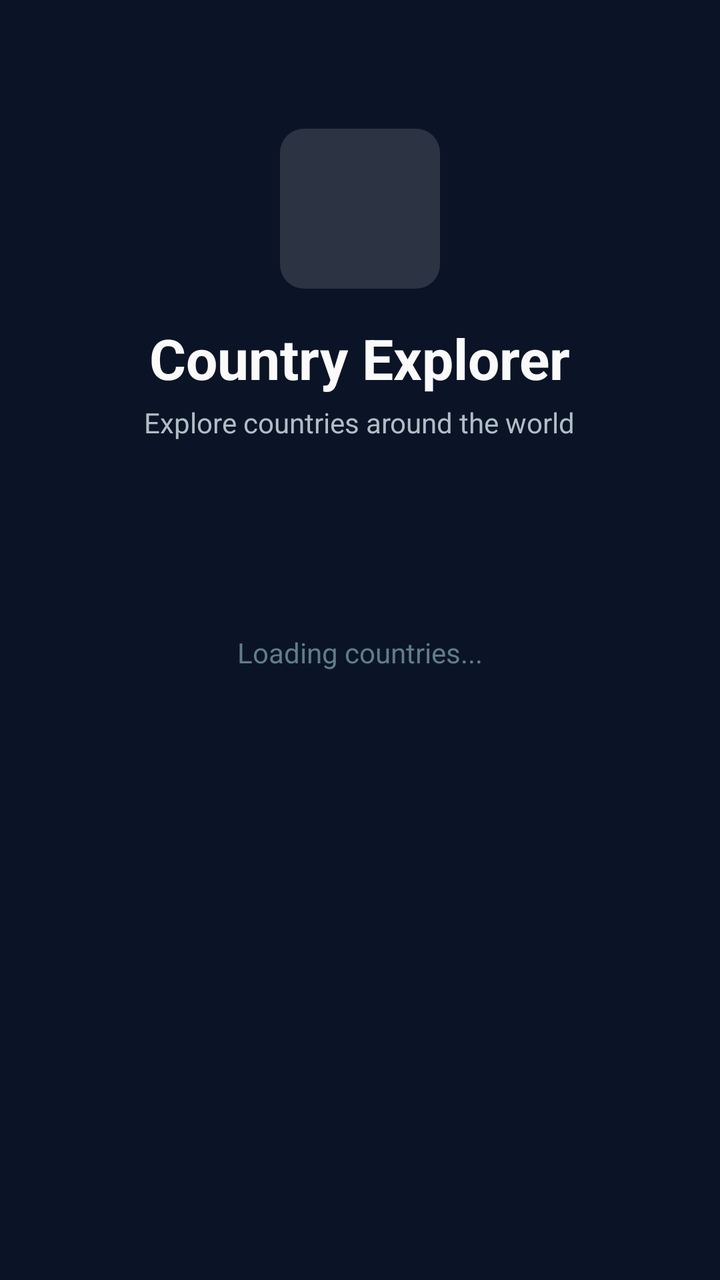
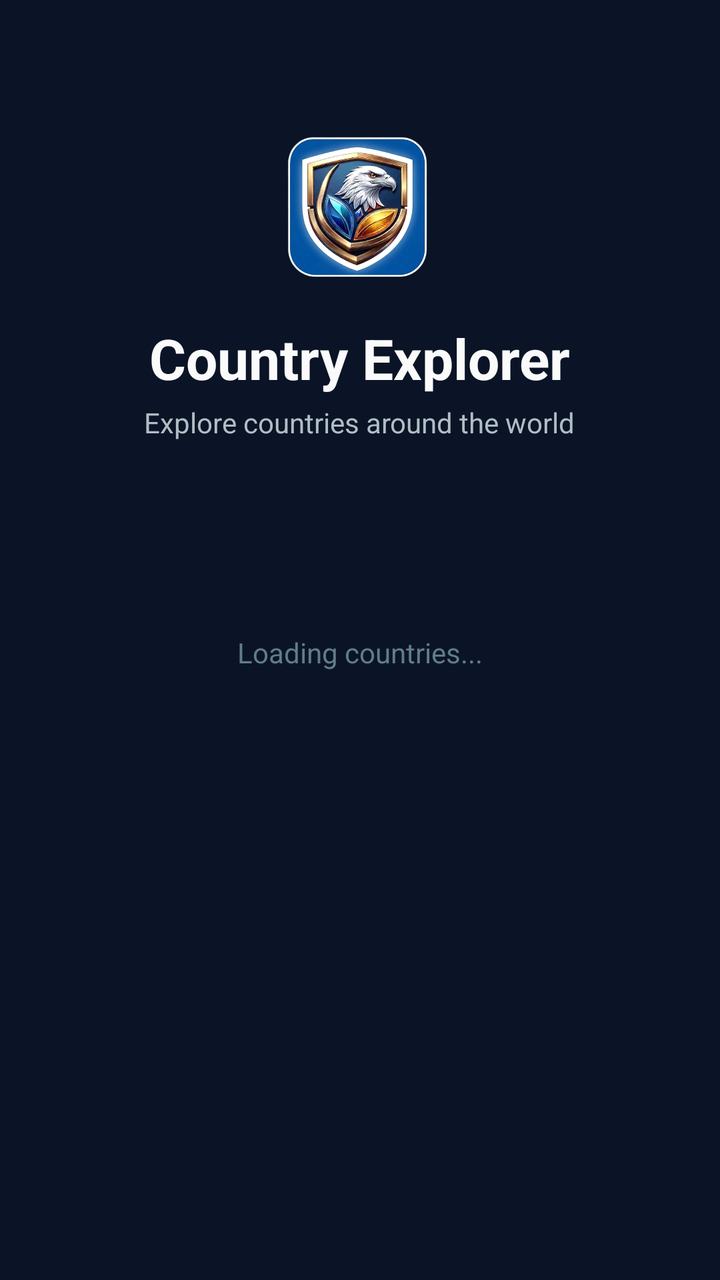

Two renders of the same Android screen: before a commit and after it. Below are the layout's source before the change and the commit's diff.
<!-- AndroidManifest.xml: application theme Theme.Countries -->
<!-- res/layout/activity_main.xml -->
<?xml version="1.0" encoding="utf-8"?>
<ScrollView xmlns:android="http://schemas.android.com/apk/res/android"
    xmlns:app="http://schemas.android.com/apk/res-auto"
    xmlns:tools="http://schemas.android.com/tools"
    android:id="@+id/main"
    android:layout_width="match_parent"
    android:layout_height="match_parent"
    android:background="@color/primary_dark_navy"
    android:fillViewport="true"
    android:overScrollMode="never"
    tools:context=".MainActivity">

    <LinearLayout
        android:layout_width="match_parent"
        android:layout_height="wrap_content"
        android:orientation="vertical"
        android:paddingHorizontal="16dp">

        
        <LinearLayout
            android:id="@+id/loadingContainer"
            android:layout_width="match_parent"
            android:layout_height="wrap_content"
            android:gravity="center"
            android:minHeight="400dp"
            android:orientation="vertical"
            android:visibility="visible">

            <ImageView
                android:id="@+id/appLogo"
                android:layout_width="80dp"
                android:layout_height="80dp"
                android:layout_marginBottom="16dp"
                android:contentDescription="@string/app_name"
                android:src="@drawable/bg_placeholder_flag" />

            <TextView
                android:id="@+id/appTitle"
                android:layout_width="wrap_content"
                android:layout_height="wrap_content"
                android:layout_marginBottom="4dp"
                android:text="@string/app_name"
                android:textColor="@color/text_white"
                android:textSize="28sp"
                android:textStyle="bold" />

            <TextView
                android:id="@+id/appSubtitle"
                android:layout_width="wrap_content"
                android:layout_height="wrap_content"
                android:layout_marginBottom="32dp"
                android:text="Explore countries around the world"
                android:textColor="@color/text_light_gray"
                android:textSize="14sp" />

            <ProgressBar
                android:id="@+id/progressBar"
                android:layout_width="48dp"
                android:layout_height="48dp"
                android:indeterminateTint="@color/accent_red" />

            <TextView
                android:id="@+id/loadingText"
                android:layout_width="wrap_content"
                android:layout_height="wrap_content"
                android:layout_marginTop="16dp"
                android:text="Loading countries..."
                android:textColor="@color/text_muted"
                android:textSize="14sp" />
        </LinearLayout>

        
        <LinearLayout
            android:id="@+id/errorContainer"
            android:layout_width="match_parent"
            android:layout_height="wrap_content"
            android:gravity="center"
            android:minHeight="400dp"
            android:orientation="vertical"
            android:visibility="gone">

            <ImageView
                android:id="@+id/errorIcon"
                android:layout_width="72dp"
                android:layout_height="72dp"
                android:layout_marginBottom="16dp"
                android:contentDescription="Error"
                android:src="@drawable/ic_error" />

            <TextView
                android:id="@+id/errorText"
                android:layout_width="wrap_content"
                android:layout_height="wrap_content"
                android:layout_marginBottom="24dp"
                android:gravity="center"
                android:text="Something went wrong"
                android:textColor="@color/text_light_gray"
                android:textSize="16sp" />

            <Button
                android:id="@+id/retryButton"
                android:layout_width="wrap_content"
                android:layout_height="48dp"
                android:background="@drawable/bg_retry_button"
                android:paddingHorizontal="32dp"
                android:text="Retry"
                android:textColor="@color/white"
                android:textSize="15sp"
                android:textStyle="bold" />
        </LinearLayout>

        
        <LinearLayout
            android:id="@+id/appHeader"
            android:layout_width="match_parent"
            android:layout_height="wrap_content"
            android:orientation="horizontal"
            android:gravity="center_vertical"
            android:layout_marginTop="16dp"
            android:layout_marginBottom="12dp"
            android:visibility="gone"
            android:paddingTop="8dp">

            <ImageView
                android:layout_width="36dp"
                android:layout_height="36dp"
                android:layout_marginEnd="10dp"
                android:contentDescription="@string/app_name"
                android:src="@drawable/bg_placeholder_flag" />

            <TextView
                android:layout_width="0dp"
                android:layout_height="wrap_content"
                android:layout_weight="1"
                android:text="@string/app_name"
                android:textColor="@color/text_white"
                android:textSize="20sp"
                android:textStyle="bold" />

            <ImageView
                android:id="@+id/refreshButton"
                android:layout_width="40dp"
                android:layout_height="40dp"
                android:layout_marginStart="8dp"
                android:background="?attr/selectableItemBackgroundBorderless"
                android:contentDescription="Refresh"
                android:padding="8dp"
                android:src="@drawable/ic_refresh"
                android:visibility="gone" />
        </LinearLayout>

        
        <LinearLayout
            android:id="@+id/searchContainer"
            android:layout_width="match_parent"
            android:layout_height="wrap_content"
            android:layout_marginBottom="8dp"
            android:orientation="horizontal"
            android:gravity="center_vertical"
            android:visibility="gone">

            <LinearLayout
                android:layout_width="0dp"
                android:layout_height="48dp"
                android:layout_weight="1"
                android:background="@drawable/bg_search"
                android:gravity="center_vertical"
                android:orientation="horizontal"
                android:paddingHorizontal="12dp">

                <ImageView
                    android:layout_width="20dp"
                    android:layout_height="20dp"
                    android:layout_marginEnd="8dp"
                    android:contentDescription="Search"
                    android:src="@drawable/ic_search" />

                <EditText
                    android:id="@+id/searchEditText"
                    android:layout_width="0dp"
                    android:layout_height="match_parent"
                    android:layout_weight="1"
                    android:background="@android:color/transparent"
                    android:hint="Search countries..."
                    android:imeOptions="actionSearch"
                    android:inputType="text"
                    android:maxLines="1"
                    android:textColor="@color/text_white"
                    android:textColorHint="@color/text_muted"
                    android:textSize="15sp" />

                <ImageView
                    android:id="@+id/clearSearchButton"
                    android:layout_width="24dp"
                    android:layout_height="24dp"
                    android:layout_marginStart="4dp"
                    android:background="?attr/selectableItemBackgroundBorderless"
                    android:contentDescription="Clear search"
                    android:padding="2dp"
                    android:src="@drawable/ic_close"
                    android:visibility="gone" />
            </LinearLayout>
        </LinearLayout>

        
        <TextView
            android:id="@+id/countryCountText"
            android:layout_width="wrap_content"
            android:layout_height="wrap_content"
            android:layout_marginBottom="8dp"
            android:layout_marginTop="4dp"
            android:textColor="@color/text_muted"
            android:textSize="12sp"
            android:visibility="gone" />

        
        <androidx.recyclerview.widget.RecyclerView
            android:id="@+id/recyclerView"
            android:layout_width="match_parent"
            android:layout_height="wrap_content"
            android:clipToPadding="false"
            android:nestedScrollingEnabled="false"
            android:overScrollMode="never"
            android:paddingBottom="24dp"
            android:visibility="gone" />

    </LinearLayout>
</ScrollView>
<!-- resources referenced by this layout -->
<resources>
  <color name="accent_red">#FFE63946</color>
  <color name="primary_dark_navy">#FF0B1426</color>
  <color name="text_light_gray">#FFB0BEC5</color>
  <color name="text_muted">#FF607D8B</color>
  <color name="text_white">#FFFAFAFA</color>
  <color name="white">#FFFFFFFF</color>
  <!-- drawable bg_placeholder_flag (drawable) -->
  <shape xmlns:android="http://schemas.android.com/apk/res/android"
      android:shape="rectangle">
      <solid android:color="#22FFFFFF" />
      <corners android:radius="12dp" />
  </shape>
  <!-- drawable bg_retry_button (drawable) -->
  <shape xmlns:android="http://schemas.android.com/apk/res/android"
      android:shape="rectangle">
      <solid android:color="@color/accent_red" />
      <corners android:radius="24dp" />
  </shape>
  <!-- drawable bg_search (drawable) -->
  <shape xmlns:android="http://schemas.android.com/apk/res/android"
      android:shape="rectangle">
      <solid android:color="@color/search_background" />
      <corners android:radius="28dp" />
  </shape>
  <!-- drawable ic_close (drawable) -->
  <vector xmlns:android="http://schemas.android.com/apk/res/android"
      android:width="24dp"
      android:height="24dp"
      android:viewportWidth="24"
      android:viewportHeight="24"
      android:tint="@color/text_light_gray">
      <path
          android:fillColor="#FFFFFFFF"
          android:pathData="M19,6.41L17.59,5 12,10.59 6.41,5 5,6.41 10.59,12 5,17.59 6.41,19 12,13.41 17.59,19 19,17.59 13.41,12z" />
  </vector>
  <!-- drawable ic_error (drawable) -->
  <vector xmlns:android="http://schemas.android.com/apk/res/android"
      android:width="24dp"
      android:height="24dp"
      android:viewportWidth="24"
      android:viewportHeight="24"
      android:tint="@color/text_muted">
      <path
          android:fillColor="#FF607D8B"
          android:pathData="M12,2C6.48,2 2,6.48 2,12s4.48,10 10,10 10,-4.48 10,-10S17.52,2 12,2zM13,17h-2v-2h2v2zM13,13h-2V7h2v6z" />
  </vector>
  <!-- drawable ic_refresh (drawable) -->
  <vector xmlns:android="http://schemas.android.com/apk/res/android"
      android:width="24dp"
      android:height="24dp"
      android:viewportWidth="24"
      android:viewportHeight="24"
      android:tint="@color/text_light_gray">
      <path
          android:fillColor="#FFFFFFFF"
          android:pathData="M17.65,6.35C16.2,4.9 14.21,4 12,4c-4.42,0 -7.99,3.58 -7.99,8s3.57,8 7.99,8c3.73,0 6.84,-2.55 7.73,-6h-2.08c-0.82,2.33 -3.04,4 -5.65,4 -3.31,0 -6,-2.69 -6,-6s2.69,-6 6,-6c1.66,0 3.14,0.69 4.22,1.78L13,11h7V4l-2.35,2.35z" />
  </vector>
  <!-- drawable ic_search (drawable) -->
  <vector xmlns:android="http://schemas.android.com/apk/res/android"
      android:width="24dp"
      android:height="24dp"
      android:viewportWidth="24"
      android:viewportHeight="24"
      android:tint="@color/text_light_gray">
      <path
          android:fillColor="#FFFFFFFF"
          android:pathData="M15.5,14h-0.79l-0.28,-0.27C15.41,12.59 16,11.11 16,9.5 16,5.91 13.09,3 9.5,3S3,5.91 3,9.5 5.91,16 9.5,16c1.61,0 3.09,-0.59 4.23,-1.57l0.27,0.28v0.79l5,4.99L20.49,19l-4.99,-5zM9.5,14C7.01,14 5,11.99 5,9.5S7.01,5 9.5,5 14,7.01 14,9.5 11.99,14 9.5,14z" />
  </vector>
  <string name="app_name">Country Explorer</string>
  <style name="Theme.Countries" parent="Base.Theme.Countries" />
  <color name="search_background">#FF162544</color>
  <color name="accent_yellow">#FFFFD166</color>
  <color name="secondary_dark_navy">#FF12203D</color>
  <color name="status_bar_color">#FF060D1F</color>
  <!-- unchanged entries left out for length: 1 -->
</resources>

<!-- the commit's change to res/layout/activity_main.xml (unified diff, before → after) -->
@@ -32,7 +32,8 @@
                 android:layout_height="80dp"
                 android:layout_marginBottom="16dp"
                 android:contentDescription="@string/app_name"
-                android:src="@drawable/bg_placeholder_flag" />
+                android:scaleType="fitCenter"
+                android:src="@drawable/ic_app_icon" />
 
             <TextView
                 android:id="@+id/appTitle"
@@ -126,7 +127,8 @@
                 android:layout_height="36dp"
                 android:layout_marginEnd="10dp"
                 android:contentDescription="@string/app_name"
-                android:src="@drawable/bg_placeholder_flag" />
+                android:scaleType="fitCenter"
+                android:src="@drawable/ic_app_icon" />
 
             <TextView
                 android:layout_width="0dp"
<!-- resource entries referenced after the edit -->
@@ -6,12 +6,6 @@
   <color name="text_muted">#FF607D8B</color>
   <color name="text_white">#FFFAFAFA</color>
   <color name="white">#FFFFFFFF</color>
-  <!-- drawable bg_placeholder_flag (drawable) -->
-  <shape xmlns:android="http://schemas.android.com/apk/res/android"
-      android:shape="rectangle">
-      <solid android:color="#22FFFFFF" />
-      <corners android:radius="12dp" />
-  </shape>
   <!-- drawable bg_retry_button (drawable) -->
   <shape xmlns:android="http://schemas.android.com/apk/res/android"
       android:shape="rectangle">
@@ -24,6 +18,7 @@
       <solid android:color="@color/search_background" />
       <corners android:radius="28dp" />
   </shape>
+  <!-- drawable ic_app_icon: png bitmap (drawable, 394593 bytes) -->
   <!-- drawable ic_close (drawable) -->
   <vector xmlns:android="http://schemas.android.com/apk/res/android"
       android:width="24dp"
